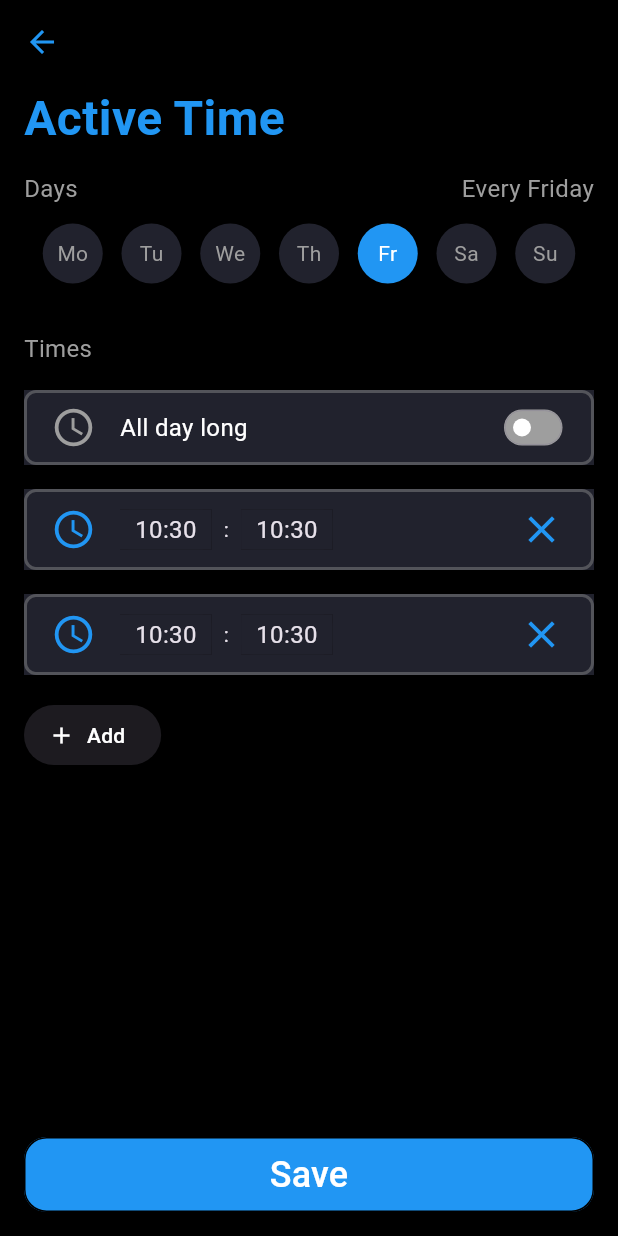
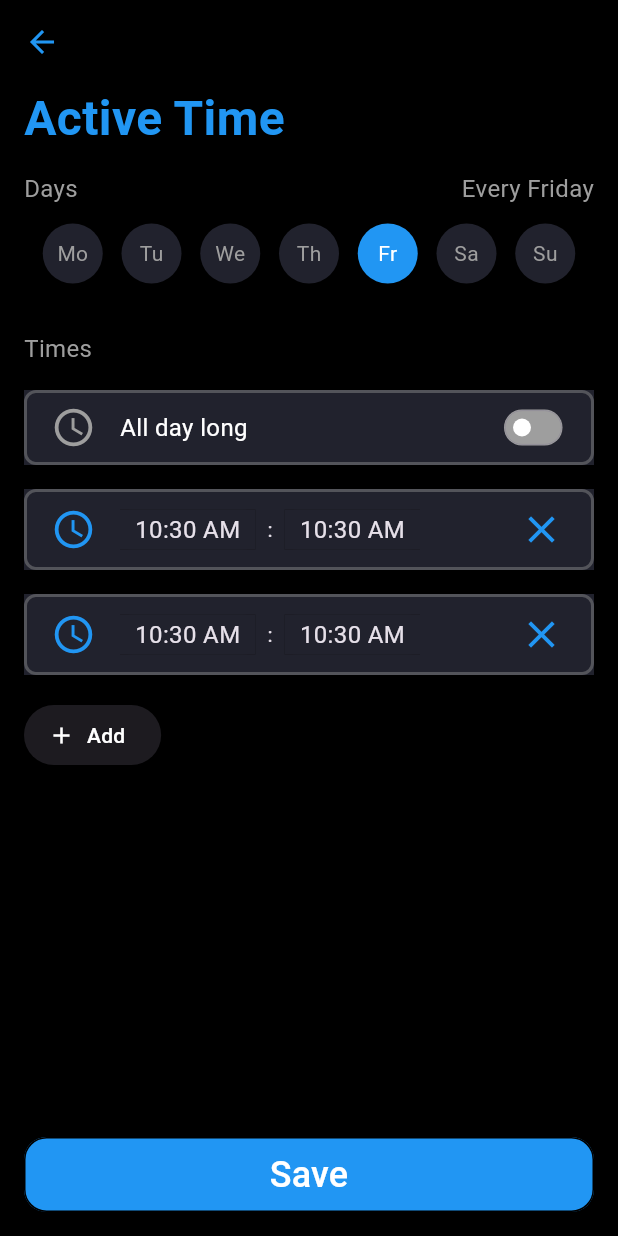
Before and after one commit to spiritoftime/check-app-plugin, a Flutter app: the TimeLimitPage screen opened by its route, after a tap on "All day long", after a tap on "Add", after a tap on "Save", on a phone screen of 412 x 824 dp. Run offline on Flutter 3.47's test engine with Material 3 defaults, Android fonts, the phone set to English and light mode, and no system bars; our stand-ins replace accordion, bloc, buttons_tabbar, carousel_slider, equatable, flutter_bloc and 4 more; missing offline and left inert: flutter_background_service, flutter_background_service_android, overlay_pop_up.

Commit message:
pass in cubits to widgets so state not reinitialized

```diff
--- a/example/lib/features/create_block/presentation/create_block_page.dart
+++ b/example/lib/features/create_block/presentation/create_block_page.dart
@@ -212,6 +212,9 @@ class _CreateBlockPageState extends State<CreateBlockPage> {
                 ),
                 onPressed: isSubmitEnabled
                     ? () {
+                      print("Apps: ${blockCubit.state.apps.toString()}");
+                      print("Websites: ${blockCubit.state.websites.toString()}");
+                      print("Keywords: ${blockCubit.state.keywords.toString()}");
                       context.go('/blocking-conditions');
                       }
                     : null, // null disables the button
--- a/example/lib/features/create_time/cubit/cubit/time_cubit.dart
+++ b/example/lib/features/create_time/cubit/cubit/time_cubit.dart
@@ -4,11 +4,22 @@ import 'package:checkapp_plugin_example/features/create_time/models/time/time.da
 import 'package:checkapp_plugin_example/features/create_time/models/timing/timing.dart';
 import 'package:meta/meta.dart';
 
-
 class TimeCubit extends Cubit<Time> {
   TimeCubit() : super(Time(days: [], timings: []));
-    void updateTime(
-      {List<Day>? days, List<Timing>? timings, }) {
+  void updateTime({
+    List<Day>? days,
+    List<Timing>? timings,
+  }) {
     emit(state.copyWith(days: days, timings: timings));
   }
 }
+
+//  when save button clicked in time_limit_page, day_row widgets to copyWith the timing into time_cubit.
+class CopyTimeCubit extends Cubit<int> {
+  CopyTimeCubit() : super(0);
+  int _call = 0;
+  void copyTime() {
+    emit(_call);
+    _call++;
+  }
+}
--- a/example/lib/features/create_time/time_limit_page.dart
+++ b/example/lib/features/create_time/time_limit_page.dart
@@ -1,3 +1,4 @@
+import 'package:checkapp_plugin_example/features/create_time/cubit/cubit/time_cubit.dart';
 import 'package:checkapp_plugin_example/features/create_time/models/timing/timing.dart';
 import 'package:checkapp_plugin_example/features/create_time/widgets/day_row.dart';
 import 'package:checkapp_plugin_example/features/create_time/widgets/all_day_timing_row.dart';
@@ -15,8 +16,10 @@ class TimeLimitPage extends StatefulWidget {
   State<TimeLimitPage> createState() => _TimeLimitPageState();
 }
 
-// TODO: add default timing. need to remove the correct timing row, and add functionality where if all day long chosen, all timing rows are removed and save button. on save should validate that at least one timing row is present
+
 class _TimeLimitPageState extends State<TimeLimitPage> {
+  final CopyTimeCubit copyTimeCubit = CopyTimeCubit();
+  final TimeCubit timeCubit = TimeCubit();
   final Map<String, TimingRow> timings = {};
   void _addTiming() {
     setState(() {
@@ -28,6 +31,8 @@ class _TimeLimitPageState extends State<TimeLimitPage> {
                 deleteRow: () {
                   _deleteTiming(uniqueKey);
                 },
+                timeCubit: timeCubit,
+                copyTimeCubit: copyTimeCubit,
               ));
     });
   }
@@ -77,7 +82,9 @@ class _TimeLimitPageState extends State<TimeLimitPage> {
                   child: Column(
                     crossAxisAlignment: CrossAxisAlignment.start,
                     children: [
-                      const DayRow(),
+                      DayRow(
+                        timeCubit: timeCubit,
+                      ),
                       const Gap(32),
                       const Text(
                         "Times",
@@ -87,6 +94,8 @@ class _TimeLimitPageState extends State<TimeLimitPage> {
                       AllDayTimingRow(
                         clearTimings: _clearTimings,
                         addTiming: _addTiming,
+                        timeCubit: timeCubit,
+                        copyTimeCubit: copyTimeCubit,
                       ),
                       ListView.builder(
                           shrinkWrap: true,
@@ -115,7 +124,14 @@ class _TimeLimitPageState extends State<TimeLimitPage> {
                   borderRadius: BorderRadius.circular(15),
                   side: const BorderSide(color: Colors.black),
                 ),
-                onPressed: () {},
+                onPressed: () {
+                  //  clear timings in cubit first before regrabbing all the new timings to prevent duplicates
+                  timeCubit.updateTime(timings: []);
+                  copyTimeCubit.copyTime();
+                  // issue: unable to determine when the stream listeners finish copytime
+                  print("timings at time limit page:${timeCubit.state.timings.toString()}");
+                  print("days:${timeCubit.state.days.toString()}");
+                },
                 color: Colors.blue,
                 child: const Text(
                   "Save",
--- a/example/lib/features/create_time/widgets/all_day_timing_row.dart
+++ b/example/lib/features/create_time/widgets/all_day_timing_row.dart
@@ -1,22 +1,51 @@
+import 'dart:async';
+
+import 'package:checkapp_plugin_example/features/create_time/cubit/cubit/time_cubit.dart';
+import 'package:checkapp_plugin_example/features/create_time/models/timing/timing.dart';
 import 'package:checkapp_plugin_example/shared/widgets/grey_container.dart';
 import 'package:checkapp_plugin_example/shared/widgets/hover_ink_well.dart';
 import 'package:flutter/material.dart';
 import 'package:gap/gap.dart';
+import 'package:intl/intl.dart';
 
 class AllDayTimingRow extends StatefulWidget {
+  final TimeCubit timeCubit;
+  final CopyTimeCubit copyTimeCubit;
   final Function clearTimings;
   final Function addTiming;
   const AllDayTimingRow(
-      {super.key, required this.clearTimings, required this.addTiming});
+      {super.key,
+      required this.clearTimings,
+      required this.addTiming,
+      required this.timeCubit,
+      required this.copyTimeCubit});
 
   @override
   State<AllDayTimingRow> createState() => _AllDayTimingRowState();
 }
 
 class _AllDayTimingRowState extends State<AllDayTimingRow> {
+  late StreamSubscription<int> subscription;
+
   bool _isEnabled = true;
   @override
+  void dispose() async {
+    super.dispose();
+    await subscription.cancel();
+  }
+
+  @override
   Widget build(BuildContext context) {
+    subscription =
+        widget.copyTimeCubit.stream.listen((int call) async {
+
+        if (_isEnabled) {
+          widget.timeCubit
+              .updateTime(timings: [Timing(start: '00:00', end: '23:59')]);
+          print('updated all day timing ${widget.timeCubit.state.timings}');
+        }
+
+    });
     return HoverInkWell(
       onTap: () {
         bool newState = !_isEnabled;
--- a/example/lib/features/create_time/widgets/day_row.dart
+++ b/example/lib/features/create_time/widgets/day_row.dart
@@ -4,16 +4,23 @@ import 'package:flutter/material.dart';
 import 'package:gap/gap.dart';
 
 class DayRow extends StatefulWidget {
-  const DayRow({super.key});
+  final TimeCubit timeCubit;
+  const DayRow({super.key, required this.timeCubit});
   @override
   State<DayRow> createState() => _DayRowState();
 }
 
 class _DayRowState extends State<DayRow> {
   List<Days> selectedDays = [Days.friday];
-  TimeCubit timeCubit = TimeCubit();
+  @override
+  void initState() {
+    super.initState();
+    widget.timeCubit.updateTime(days: [Day(day: Days.friday.day)]);
+  }
   @override
   Widget build(BuildContext context) {
+
+
     return Column(
       children: [
         Row(
@@ -49,7 +56,7 @@ class _DayRowState extends State<DayRow> {
                                 : selectedDays.remove(day)
                             : selectedDays.add(day);
                       });
-                      timeCubit.updateTime(
+                      widget.timeCubit.updateTime(
                         days: selectedDays.map((d) => Day(day: d.day)).toList(),
                       );
                     },
--- a/example/lib/features/create_time/widgets/timing_row.dart
+++ b/example/lib/features/create_time/widgets/timing_row.dart
@@ -1,18 +1,32 @@
+import 'dart:async';
+
+import 'package:checkapp_plugin_example/features/create_time/cubit/cubit/time_cubit.dart';
+import 'package:checkapp_plugin_example/features/create_time/models/time/time.dart';
+import 'package:checkapp_plugin_example/features/create_time/models/timing/timing.dart';
 import 'package:checkapp_plugin_example/shared/widgets/grey_container.dart';
 import 'package:checkapp_plugin_example/shared/widgets/hover_ink_well.dart';
 import 'package:flutter/material.dart';
 import 'package:gap/gap.dart';
+import 'package:intl/intl.dart';
 
 class TimingRow extends StatefulWidget {
   final Function() deleteRow;
-  const TimingRow(
-      {super.key, required this.deleteRow, });
+  final TimeCubit timeCubit;
+  final CopyTimeCubit copyTimeCubit;
+  const TimingRow({
+    super.key,
+    required this.deleteRow,
+    required this.timeCubit,
+    required this.copyTimeCubit,
+  });
 
   @override
   State<TimingRow> createState() => _TimingRowState();
 }
 
 class _TimingRowState extends State<TimingRow> {
+  late StreamSubscription<int> subscription;
+
   TimeOfDay _startTimeOfDay = TimeOfDay.now();
   TimeOfDay _endTimeOfDay = TimeOfDay.now();
   Future<void> _selectTime(
@@ -30,8 +44,34 @@ class _TimingRowState extends State<TimingRow> {
     }
   }
 
+  DateTime convertTimeOfDay(TimeOfDay timeOfDay) {
+    return DateTime(timeOfDay.hour, timeOfDay.minute);
+  }
+
+  @override
+  void dispose() async {
+    super.dispose();
+    await subscription.cancel();
+  }
+
   @override
   Widget build(BuildContext context) {
+    subscription =
+        widget.copyTimeCubit.stream.listen((int call) async {
+        widget.timeCubit.updateTime(
+          timings: widget.timeCubit.state.timings +
+              [
+                Timing(
+                    start: DateFormat('HH:mm')
+                        .format(convertTimeOfDay(_startTimeOfDay)),
+                    end: DateFormat('HH:mm')
+                        .format(convertTimeOfDay(_endTimeOfDay)))
+              ],
+        );
+        print(
+            "${widget.timeCubit.state.timings.length} timings, timing_row updated");
+      }
+    );
     return Padding(
       padding: const EdgeInsets.only(top: 16.0),
       child: HoverInkWell(
@@ -50,8 +90,7 @@ class _TimingRowState extends State<TimingRow> {
                 },
                 inkWellPadding:
                     const EdgeInsets.symmetric(vertical: 0, horizontal: 8),
-                child: Text(
-                    "${_startTimeOfDay.hour}:${_startTimeOfDay.minute}", // TODO: add leading zeroes
+                child: Text(_startTimeOfDay.format(context),
                     style: const TextStyle(fontSize: 16)),
               ),
               const Gap(8),
@@ -65,7 +104,7 @@ class _TimingRowState extends State<TimingRow> {
                 borderColor: const Color(0xff21222D),
                 inkWellPadding:
                     const EdgeInsets.symmetric(vertical: 0, horizontal: 8),
-                child: Text("${_endTimeOfDay.hour}:${_endTimeOfDay.minute}",
+                child: Text(_endTimeOfDay.format(context),
                     style: const TextStyle(fontSize: 16)),
               ),
               const Spacer(),
--- a/example/lib/features/home/presentation/widgets/home_screen.dart
+++ b/example/lib/features/home/presentation/widgets/home_screen.dart
@@ -47,6 +47,7 @@ class HomeScreen extends StatelessWidget {
                       ),
                       const Gap(20),
                       GreyContainer(
+                        padding: const EdgeInsets.all(0),
                         child: Padding(
                           padding: const EdgeInsets.symmetric(
                               horizontal: 16.0, vertical: 16.0),
--- a/example/lib/shared/widgets/grey_container.dart
+++ b/example/lib/shared/widgets/grey_container.dart
@@ -2,13 +2,14 @@ import 'package:flutter/material.dart';
 
 class GreyContainer extends StatelessWidget {
   final Widget child;
-  const GreyContainer({super.key, required this.child, this.height});
+  final EdgeInsets? padding;
+  const GreyContainer({super.key, required this.child, this.height, this.padding});
   final double? height;
   @override
   Widget build(BuildContext context) {
     return Container(
       height: height,
-      padding: const EdgeInsets.symmetric(vertical: 8.0, horizontal: 16),
+      padding: padding?? const EdgeInsets.symmetric(vertical: 8.0, horizontal: 16),
       decoration: const BoxDecoration(
         color: Color(0xff21222D),
         borderRadius: BorderRadius.all(
--- a/example/pubspec.yaml
+++ b/example/pubspec.yaml
@@ -40,6 +40,7 @@ dependencies:
   equatable: ^2.0.5
   flutter_form_builder: ^9.3.0
   gap: ^3.0.1
+  intl: ^0.19.0
 
 dev_dependencies:
   integration_test:
```
Also changed, not shown: example/pubspec.lock.
